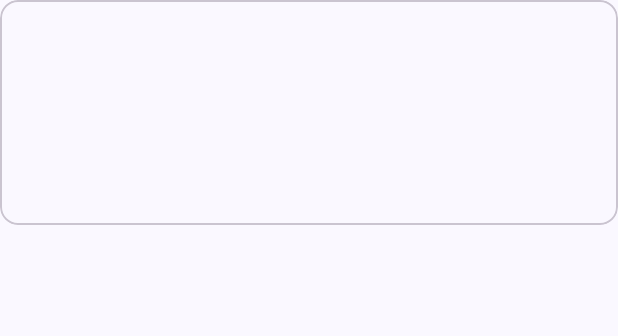
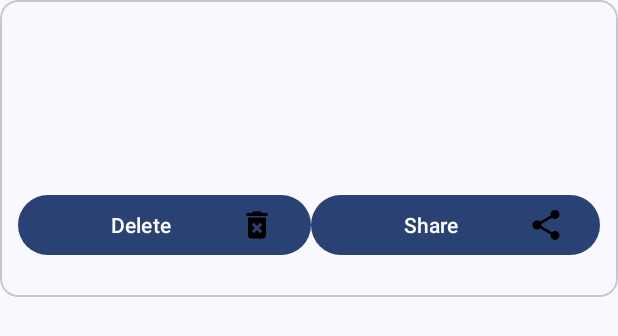
Before and after one commit to msiejak/Barstore, an Android app: the layout code_sheet.xml on its own in the app's theme, with its tools: preview values and no code run, on a phone screen of 412 x 824 dp. Shown: the top 336 px of the screen. Run offline under Robolectric (Android 15) with nearby library versions, the phone set to English and light mode, and no system bars.

Commit message:
add in naming, and delete functionality

```diff
--- /dev/null
+++ b/app/src/main/res/drawable/ic_baseline_delete_forever_24.xml
@@ -0,0 +1,5 @@
+<vector android:height="24dp" android:tint="#000000"
+    android:viewportHeight="24" android:viewportWidth="24"
+    android:width="24dp" xmlns:android="http://schemas.android.com/apk/res/android">
+    <path android:fillColor="@android:color/white" android:pathData="M6,19c0,1.1 0.9,2 2,2h8c1.1,0 2,-0.9 2,-2L18,7L6,7v12zM8.46,11.88l1.41,-1.41L12,12.59l2.12,-2.12 1.41,1.41L13.41,14l2.12,2.12 -1.41,1.41L12,15.41l-2.12,2.12 -1.41,-1.41L10.59,14l-2.13,-2.12zM15.5,4l-1,-1h-5l-1,1L5,4v2h14L19,4z"/>
+</vector>
--- /dev/null
+++ b/app/src/main/res/drawable/ic_baseline_share_24.xml
@@ -0,0 +1,5 @@
+<vector android:height="24dp" android:tint="#000000"
+    android:viewportHeight="24" android:viewportWidth="24"
+    android:width="24dp" xmlns:android="http://schemas.android.com/apk/res/android">
+    <path android:fillColor="@android:color/white" android:pathData="M18,16.08c-0.76,0 -1.44,0.3 -1.96,0.77L8.91,12.7c0.05,-0.23 0.09,-0.46 0.09,-0.7s-0.04,-0.47 -0.09,-0.7l7.05,-4.11c0.54,0.5 1.25,0.81 2.04,0.81 1.66,0 3,-1.34 3,-3s-1.34,-3 -3,-3 -3,1.34 -3,3c0,0.24 0.04,0.47 0.09,0.7L8.04,9.81C7.5,9.31 6.79,9 6,9c-1.66,0 -3,1.34 -3,3s1.34,3 3,3c0.79,0 1.5,-0.31 2.04,-0.81l7.12,4.16c-0.05,0.21 -0.08,0.43 -0.08,0.65 0,1.61 1.31,2.92 2.92,2.92 1.61,0 2.92,-1.31 2.92,-2.92s-1.31,-2.92 -2.92,-2.92z"/>
+</vector>
--- a/app/src/main/res/layout/code_sheet.xml
+++ b/app/src/main/res/layout/code_sheet.xml
@@ -19,13 +19,37 @@
         android:contentDescription="Barcode" />
 
     <TextView android:layout_marginHorizontal="12dp"
-        android:layout_marginBottom="24dp"
         android:layout_width="wrap_content"
         android:layout_height="wrap_content"
         style="@style/TextAppearance.Material3.BodyLarge"
         android:layout_gravity="center"
         android:id="@+id/codeData" />
 
+
+        <LinearLayout
+            android:layout_width="match_parent"
+            android:weightSum="2"
+            android:layout_marginBottom="24dp"
+            android:layout_marginHorizontal="12dp"
+            android:layout_height="wrap_content">
+
+            <com.google.android.material.button.MaterialButton
+                android:layout_width="wrap_content"
+                android:drawableEnd="@drawable/ic_baseline_delete_forever_24"
+                android:layout_height="wrap_content"
+                android:text="@string/delete"
+                android:layout_weight="1"
+                android:id="@+id/delete" />
+            <com.google.android.material.button.MaterialButton
+                android:layout_width="wrap_content"
+                android:drawableEnd="@drawable/ic_baseline_share_24"
+                android:layout_height="wrap_content"
+                android:text="@string/share"
+                android:layout_weight="1"
+                android:id="@+id/share" />
+
+        </LinearLayout>
+
     </androidx.appcompat.widget.LinearLayoutCompat>
 
 </com.google.android.material.card.MaterialCardView>
--- a/app/src/main/res/values/strings.xml
+++ b/app/src/main/res/values/strings.xml
@@ -1,4 +1,8 @@
 <resources>
     <string name="app_name">Barstore</string>
     <string name="fab_content_desc">Add new barcode</string>
+    <string name="enter_name">Almost Done!\nEnter A name below</string>
+    <string name="name">Name</string>
+    <string name="delete">Delete</string>
+    <string name="share">Share</string>
 </resources>
```
Also changed, not shown: app/src/main/java/com/msiejak/barstore/Barcode.kt (+8 -0 lines), app/src/main/java/com/msiejak/barstore/MainActivity.kt (+28 -17 lines), app/src/main/res/layout/param_sheet.xml (added, +41 -0 lines).
